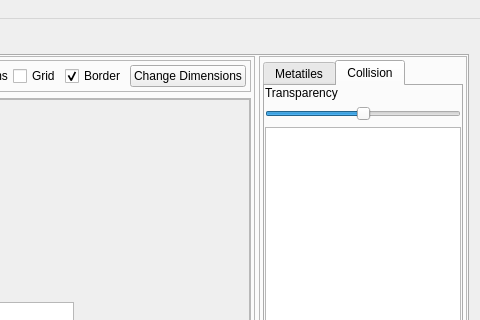
Qt form forms/mainwindow.ui (huderlem/porymap) before a commit; both pictures show x 637 to 1117 and y 0 to 320 of the 1117 by 747 pixel window.
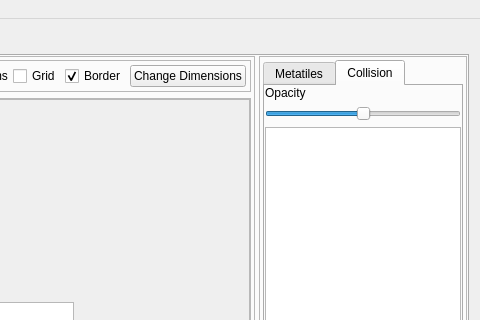
The same form after that commit. The open tabs and pages were chosen to show the change. Icons and pictures are not drawn. Custom widgets are drawn as their Qt base class.

Diff of the .ui file:
```diff
--- a/forms/mainwindow.ui
+++ b/forms/mainwindow.ui
@@ -1281,7 +1281,7 @@
                  <item row="0" column="1">
                   <widget class="QLabel" name="label">
                    <property name="text">
-                    <string>Transparency</string>
+                    <string>Opacity</string>
                    </property>
                   </widget>
                  </item>
```
Left out of the diff: 7 changed lines with no effect on the pictures.
